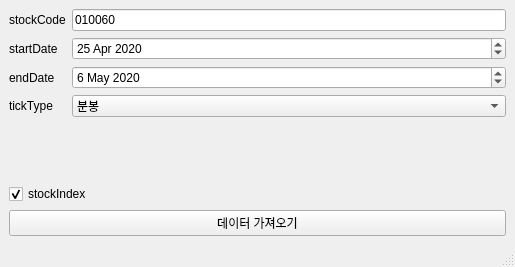
Old version of the form ui/crawler.ui in the repository Lidit/trading_system.
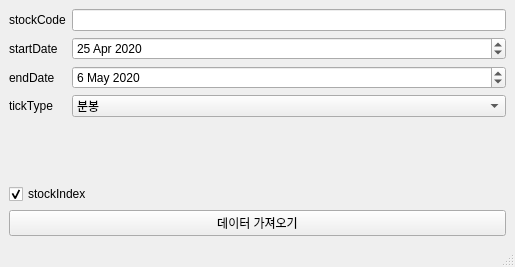
New version of the form.

Patch:
```diff
--- a/ui/crawler.ui
+++ b/ui/crawler.ui
@@ -39,7 +39,7 @@
       <item row="0" column="1">
        <widget class="QLineEdit" name="stockCodeLineEdit">
         <property name="text">
-         <string>010060</string>
+         <string/>
         </property>
        </widget>
       </item>
```
Left out of the diff: 2 changed lines with no effect on the pictures.
